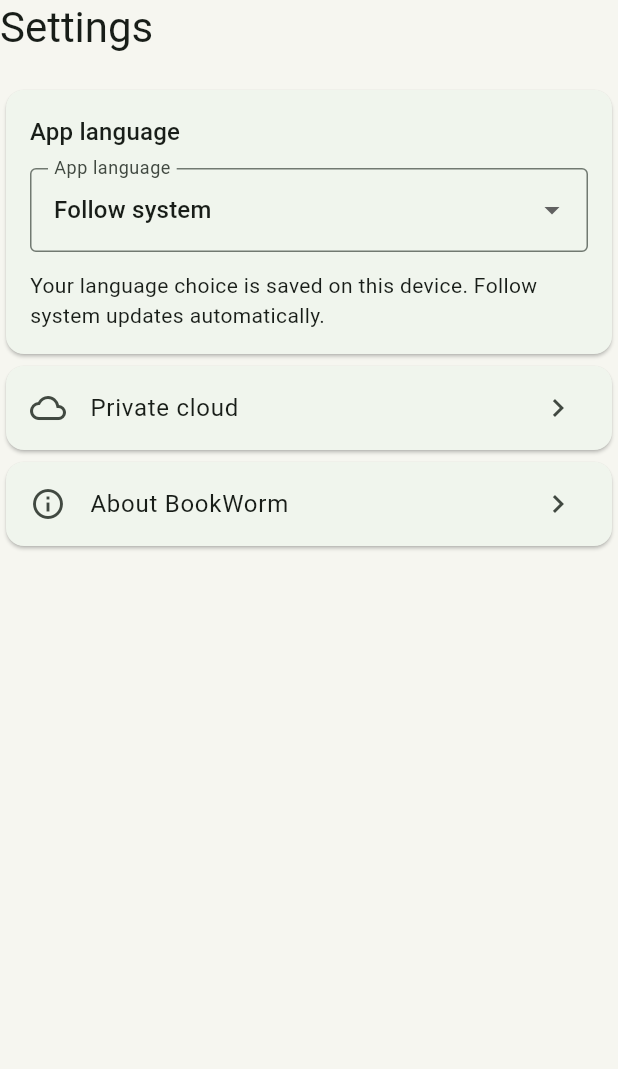
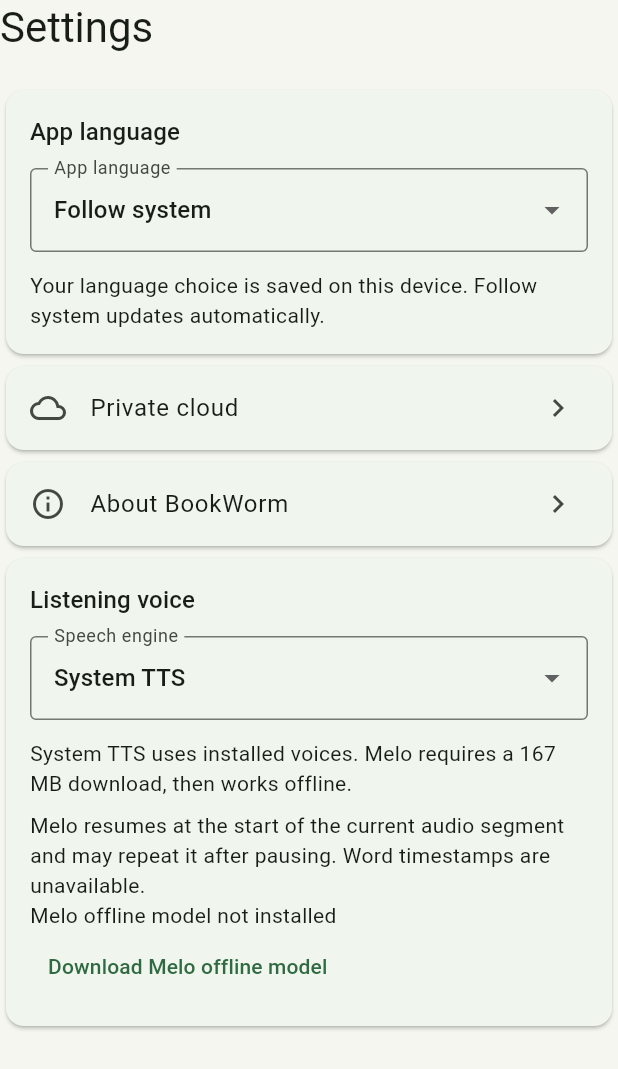
Before and after one commit to MikeChongZhou/BookWorm, a Flutter app: the SettingsPanel widget shown alone on an empty page, opened directly with empty values, on a phone screen of 412 x 824 dp. Shown: the top 1069 px of the screen. Run offline on Flutter 3.47's test engine with Material 3 defaults, Android fonts, the phone set to English and light mode, and no system bars; our stand-ins replace audioplayers, file_picker, flutter_secure_storage, flutter_tts, google_sign_in, package_info_plus and 1 more; missing offline and left inert: flutter_web_auth_2, pdfrx, sherpa_onnx; accounts and stored records are empty.

Commit message:
Add offline Melo TTS option and text-only sync status in 1.0.4
Integrate local model installation, native isolate inference and queued audio across platform implementations. Preserve system TTS; show completed book transfer counts without indeterminate progress bars.

Validation: static analysis, 22 regression tests, real Melo extraction/synthesis/release test, macOS playback controls, macOS/iOS/Android builds. Windows build and phone playback remain unverified.

```diff
--- /dev/null
+++ b/assets/licenses/melo.txt
@@ -0,0 +1,19 @@
+Copyright (c) 2024 MyShell.ai
+
+Permission is hereby granted, free of charge, to any person obtaining a copy
+of this software and associated documentation files (the "Software"), to deal
+in the Software without restriction, including without limitation the rights
+to use, copy, modify, merge, publish, distribute, sublicense, and/or sell
+copies of the Software, and to permit persons to whom the Software is
+furnished to do so, subject to the following conditions:
+
+The above copyright notice and this permission notice shall be included in all
+copies or substantial portions of the Software.
+
+THE SOFTWARE IS PROVIDED "AS IS", WITHOUT WARRANTY OF ANY KIND, EXPRESS OR
+IMPLIED, INCLUDING BUT NOT LIMITED TO THE WARRANTIES OF MERCHANTABILITY,
+FITNESS FOR A PARTICULAR PURPOSE AND NONINFRINGEMENT. IN NO EVENT SHALL THE
+AUTHORS OR COPYRIGHT HOLDERS BE LIABLE FOR ANY CLAIM, DAMAGES OR OTHER
+LIABILITY, WHETHER IN AN ACTION OF CONTRACT, TORT OR OTHERWISE, ARISING FROM,
+OUT OF OR IN CONNECTION WITH THE SOFTWARE OR THE USE OR OTHER DEALINGS IN THE
+SOFTWARE.
--- a/lib/audio/reading_player.dart
+++ b/lib/audio/reading_player.dart
@@ -14,6 +14,15 @@ abstract class SpeechEngine {
   Future<void> voice(Map<String, String> voice);
   Future<List<Map<String, String>>> voices();
   void progress(void Function(int start, int end) callback);
+}
+
+abstract interface class SpeechResources {
+  Future<void> close();
+}
+
+abstract interface class NextSpeech {
+  int get chunkLimit;
+  void nextText(String? text);
 }
 
 class DeviceSpeech implements SpeechEngine {
@@ -118,8 +127,8 @@ class ReadingPlayer extends ChangeNotifier {
     ready = true;
   }
 
-  static int chunkEnd(String text, int start) {
-    var end = (start + 180).clamp(0, text.length);
+  static int chunkEnd(String text, int start, [int limit = 180]) {
+    var end = (start + limit).clamp(0, text.length);
     if (end < text.length) {
       final cut = text.lastIndexOf(RegExp(r'[。！？；.!?\n]'), end - 1);
       if (cut > start + 30) end = cut + 1;
@@ -152,10 +161,19 @@ class ReadingPlayer extends ChangeNotifier {
           notifyListeners();
           continue;
         }
-        final start = book.offset, end = chunkEnd(text, start);
+        final limit = engine is NextSpeech
+            ? (engine as NextSpeech).chunkLimit
+            : 180;
+        final start = book.offset, end = chunkEnd(text, start, limit);
         _base = start;
         _spokenSection = index;
         final utterance = text.substring(start, end);
+        if (engine is NextSpeech) {
+          final next = end < text.length
+              ? text.substring(end, chunkEnd(text, end, limit))
+              : null;
+          (engine as NextSpeech).nextText(next);
+        }
         if (utterance.trim().isNotEmpty) await engine.speak(utterance);
         if (generation != _generation || disposed) return;
         book.locate(index, end);
@@ -228,7 +246,11 @@ class ReadingPlayer extends ChangeNotifier {
     playing = false;
     _generation++;
     _sleep?.cancel();
-    unawaited(engine.stop());
+    if (engine is SpeechResources) {
+      unawaited((engine as SpeechResources).close());
+    } else {
+      unawaited(engine.stop());
+    }
     super.dispose();
   }
 }
--- a/lib/l10n/app_strings.dart
+++ b/lib/l10n/app_strings.dart
@@ -51,6 +51,31 @@ class _StringsDelegate extends LocalizationsDelegate<AppStrings> {
 }
 
 const dynamicTranslations = <String, List<String>>{
+  r"^上传本地文件中，已上传 (\d+) 个文件$": [
+    "Uploading local files · {1} files uploaded",
+    "Subiendo archivos locales · {1} archivos subidos",
+  ],
+  r"^下载本地文件中，已下载 (\d+) 个文件$": [
+    "Downloading local files · {1} files downloaded",
+    "Descargando archivos locales · {1} archivos descargados",
+  ],
+  r"^同步完成：已上传 (\d+) 个文件，已下载 (\d+) 个文件$": [
+    "Sync complete · {1} uploaded, {2} downloaded",
+    "Sincronización completa · {1} subidos, {2} descargados",
+  ],
+  r"^语音设置失败：(.+)$": [
+    "Speech settings failed: {1}",
+    "Error de configuración de voz: {1}",
+  ],
+  r"^下载 Melo 模型中：(\d+)%$": [
+    "Downloading Melo model: {1}%",
+    "Descargando modelo Melo: {1}%",
+  ],
+  r"^校验并安装 Melo 模型中：(\d+)%$": [
+    "Verifying and installing Melo: {1}%",
+    "Verificando e instalando Melo: {1}%",
+  ],
+
   r'^版本 (.+)$': ['Version {1}', 'Versión {1}'],
   r'^开发者：(.+)$': ['Developer: {1}', 'Desarrollador: {1}'],
   r'^版权所有 © (.+)$': ['Copyright © {1}', 'Derechos de autor © {1}'],
--- a/lib/l10n/translations.dart
+++ b/lib/l10n/translations.dart
@@ -1,4 +1,30 @@
 const translations = <String, List<String>>{
+  "听书语音": ["Listening voice", "Voz de lectura"],
+  "语音引擎": ["Speech engine", "Motor de voz"],
+  "系统自带 TTS": ["System TTS", "TTS del sistema"],
+  "系统语音使用设备已安装的音色。Melo 首次需下载约 167 MB，安装后可离线听书。": [
+    "System TTS uses installed voices. Melo requires a 167 MB download, then works offline.",
+    "El TTS del sistema usa las voces instaladas. Melo requiere descargar 167 MB y luego funciona sin conexión.",
+  ],
+  "Melo 暂按语音片段续播，暂停后可能重读当前片段；不提供逐字时间对齐。": [
+    "Melo resumes at the start of the current audio segment and may repeat it after pausing. Word timestamps are unavailable.",
+    "Melo reanuda al inicio del segmento actual y puede repetirlo tras una pausa. No hay marcas de tiempo por palabra.",
+  ],
+  "Melo 离线模型已安装": ["Melo offline model installed", "Modelo Melo instalado"],
+  "Melo 离线模型未安装": [
+    "Melo offline model not installed",
+    "Modelo Melo no instalado",
+  ],
+  "下载 Melo 离线模型": ["Download Melo offline model", "Descargar modelo Melo"],
+  "正在检查私人云文件": [
+    "Checking private cloud files",
+    "Comprobando archivos en la nube privada",
+  ],
+  "正在同步阅读进度": [
+    "Syncing reading positions",
+    "Sincronizando posiciones de lectura",
+  ],
+
   '无法保存语言设置，请重试': [
     'Could not save language. Please retry.',
     'No se pudo guardar el idioma. Reintenta.',
--- a/lib/screens/reader_screen.dart
+++ b/lib/screens/reader_screen.dart
@@ -10,6 +10,7 @@ import 'package:shared_preferences/shared_preferences.dart';
 
 import '../models/local_book.dart';
 import '../audio/reading_player.dart';
+import '../audio/melo_speech.dart';
 
 class ReaderScreen extends StatefulWidget {
   final LocalBook book;
@@ -44,7 +45,7 @@ class _ReaderScreenState extends State<ReaderScreen>
     super.initState();
     WidgetsBinding.instance.addObserver(this);
     scroll.addListener(trackScroll);
-    player = ReadingPlayer(book, DeviceSpeech(), widget.persist)
+    player = ReadingPlayer(book, SelectedSpeech(), widget.persist)
       ..addListener(changed);
     unawaited(settings());
     restoreTextPosition();
--- a/lib/screens/settings_screen.dart
+++ b/lib/screens/settings_screen.dart
@@ -2,6 +2,7 @@ import 'package:flutter/material.dart';
 
 import '../l10n/app_strings.dart';
 import '../settings/language_settings.dart';
+import '../audio/melo_model.dart';
 
 class SettingsPanel extends StatelessWidget {
   final VoidCallback openCloud;
@@ -84,7 +85,116 @@ class SettingsPanel extends StatelessWidget {
             onTap: openAbout,
           ),
         ),
+        const SpeechSettingsCard(),
       ],
     );
   }
 }
+
+class SpeechSettingsCard extends StatefulWidget {
+  const SpeechSettingsCard({super.key});
+  @override
+  State<SpeechSettingsCard> createState() => _SpeechSettingsCardState();
+}
+
+class _SpeechSettingsCardState extends State<SpeechSettingsCard> {
+  final model = MeloModel.instance;
+  String? error;
+  int selectionRevision = 0;
+  @override
+  void initState() {
+    super.initState();
+    model.load().catchError((Object e) {
+      if (mounted) setState(() => error = e.toString());
+    });
+  }
+
+  @override
+  Widget build(BuildContext context) => ListenableBuilder(
+    listenable: model,
+    builder: (context, _) => Card(
+      child: Padding(
+        padding: const EdgeInsets.all(16),
+        child: Column(
+          crossAxisAlignment: CrossAxisAlignment.start,
+          children: [
+            Text(
+              context.tr('听书语音'),
+              style: Theme.of(context).textTheme.titleMedium,
+            ),
+            const SizedBox(height: 12),
+            DropdownButtonFormField<String>(
+              key: ValueKey('speech-${model.selected}-$selectionRevision'),
+              initialValue: model.selected,
+              decoration: InputDecoration(
+                border: const OutlineInputBorder(),
+                labelText: context.tr('语音引擎'),
+              ),
+              items: [
+                DropdownMenuItem(
+                  value: 'system',
+                  child: Text(context.tr('系统自带 TTS')),
+                ),
+                const DropdownMenuItem(
+                  value: 'melo',
+                  child: Text('MeloTTS · 中文 / English'),
+                ),
+              ],
+              onChanged: model.busy
+                  ? null
+                  : (value) async {
+                      if (value == null) return;
+                      setState(() => error = null);
+                      if (value == 'melo' && !model.installed) {
+                        await model.install();
+                      }
+                      if (value == 'melo' && !model.installed) {
+                        if (mounted) {
+                          setState(() {
+                            error = model.error;
+                            selectionRevision++;
+                          });
+                        }
+                        return;
+                      }
+                      try {
+                        await model.select(value);
+                      } catch (e) {
+                        if (mounted) setState(() => error = e.toString());
+                      } finally {
+                        if (mounted) setState(() => selectionRevision++);
+                      }
+                    },
+            ),
+            const SizedBox(height: 12),
+            Text(context.tr('系统语音使用设备已安装的音色。Melo 首次需下载约 167 MB，安装后可离线听书。')),
+            const SizedBox(height: 8),
+            Text(context.tr('Melo 暂按语音片段续播，暂停后可能重读当前片段；不提供逐字时间对齐。')),
+            if (model.busy)
+              Text(
+                context.tr(
+                  '${model.phase}：${(model.received / MeloModel.archiveBytes * 100).clamp(0, 100).toStringAsFixed(0)}%',
+                ),
+              ),
+            if (!model.busy)
+              Text(
+                context.tr(model.installed ? 'Melo 离线模型已安装' : 'Melo 离线模型未安装'),
+              ),
+            if (error != null || model.error != null)
+              Text(
+                context.tr('语音设置失败：${error ?? model.error}'),
+                style: TextStyle(color: Theme.of(context).colorScheme.error),
+              ),
+            if (!model.installed && !model.busy)
+              TextButton(
+                onPressed: () async {
+                  await model.install();
+                },
+                child: Text(context.tr('下载 Melo 离线模型')),
+              ),
+          ],
+        ),
+      ),
+    ),
+  );
+}
--- a/pubspec.yaml
+++ b/pubspec.yaml
@@ -16,7 +16,7 @@ publish_to: 'none' # Remove this line if you wish to publish to pub.dev
 # https://developer.apple.com/library/archive/documentation/General/Reference/InfoPlistKeyReference/Articles/CoreFoundationKeys.html
 # In Windows, build-name is used as the major, minor, and patch parts
 # of the product and file versions while build-number is used as the build suffix.
-version: 1.0.3+4
+version: 1.0.4+5
 
 environment:
   sdk: ^3.13.1
@@ -50,6 +50,8 @@ dependencies:
   google_sign_in: ^7.2.0
   package_info_plus: ^10.2.2
   url_launcher: ^6.3.3
+  sherpa_onnx: ^2.0.1
+  audioplayers: ^6.8.1
 
 dev_dependencies:
   flutter_test:
@@ -72,6 +74,8 @@ flutter:
   # included with your application, so that you can use the icons in
   # the material Icons class.
   uses-material-design: true
+  assets:
+    - assets/licenses/melo.txt
 
   # To add assets to your application, add an assets section, like this:
   # assets:
```
Also changed, not shown: lib/audio/melo_model.dart (added, +174 -0 lines), lib/audio/melo_speech.dart (added, +312 -0 lines), lib/cloud/library_sync.dart (+6 -2 lines), lib/main.dart (+23 -8 lines), pubspec.lock, 8 other files.
